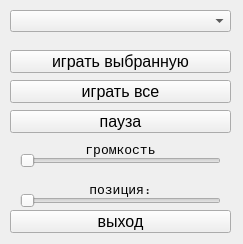
psesg/SoundAlpha, file SoundForm.ui: the form before one commit.
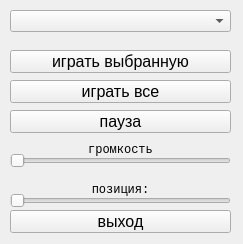
The form after the commit. Icons and pictures are not drawn.

Commit message: Single play - ok. Al play not yet logic hide/unhide buttons and current track info.

What changed in the file:
```diff
--- a/SoundForm.ui
+++ b/SoundForm.ui
@@ -140,9 +140,9 @@
    <widget class="QSlider" name="horizontalSlider">
     <property name="geometry">
      <rect>
-      <x>20</x>
+      <x>10</x>
       <y>150</y>
-      <width>201</width>
+      <width>221</width>
       <height>22</height>
      </rect>
     </property>
@@ -153,9 +153,9 @@
    <widget class="QSlider" name="horizontalSliderPos">
     <property name="geometry">
      <rect>
-      <x>20</x>
+      <x>10</x>
       <y>190</y>
-      <width>201</width>
+      <width>221</width>
       <height>22</height>
      </rect>
     </property>
@@ -174,8 +174,8 @@
     </property>
     <property name="font">
      <font>
-      <family>Courier</family>
-      <pointsize>10</pointsize>
+      <family>Courier New</family>
+      <pointsize>9</pointsize>
      </font>
     </property>
     <property name="text">
@@ -196,8 +196,8 @@
     </property>
     <property name="font">
      <font>
-      <family>Courier</family>
-      <pointsize>10</pointsize>
+      <family>Courier New</family>
+      <pointsize>9</pointsize>
       <weight>50</weight>
       <bold>false</bold>
      </font>
```
The commit also changes 4 other files.
